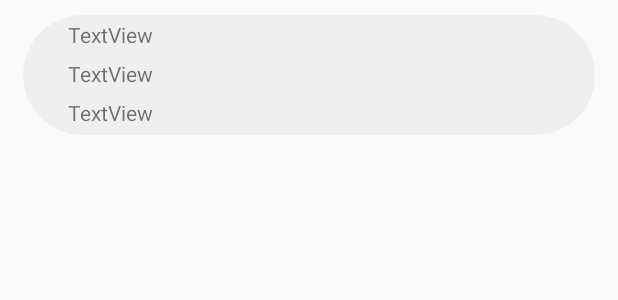
After one commit to gitMaverick16/proyectofinalIDNP, an Android app: the layout item_historial.xml on its own in the app's theme, with its tools: preview values and no code run, on a phone screen of 412 x 824 dp. The commit adds this screen. Shown: the top 300 px of the screen. Run offline under Robolectric (Android 15) with nearby library versions, the phone set to English and light mode, and no system bars.

Commit message:
HistorialV1

```diff
--- a/app/src/main/java/com/example/proyectoidnp/model/historial/historial.java
+++ /dev/null
@@ -1,4 +0,0 @@
-package com.example.proyectoidnp.model.historial;
-
-public class historial {
-}
--- a/app/src/main/java/com/example/proyectoidnp/pojo/UbicacionPojo.java
+++ b/app/src/main/java/com/example/proyectoidnp/pojo/UbicacionPojo.java
@@ -48,4 +48,8 @@ public class UbicacionPojo {
     public void setLongitud(Double longitud) {
         this.longitud = longitud;
     }
+    public String toString(){
+        return "Ubicación:  "+getLatitud()+" / "+getLongitud()+"\nFecha:  "+getsFecha()
+                +"\nHora:  "+getsHora();
+    }
 }
--- /dev/null
+++ b/app/src/main/res/layout/item_historial.xml
@@ -0,0 +1,47 @@
+<?xml version="1.0" encoding="utf-8"?>
+<RelativeLayout xmlns:android="http://schemas.android.com/apk/res/android"
+    xmlns:app="http://schemas.android.com/apk/res-auto"
+    xmlns:tools="http://schemas.android.com/tools"
+    android:layout_width="match_parent"
+    android:layout_height="wrap_content">
+
+    <LinearLayout
+        android:layout_width="match_parent"
+        android:layout_height="80dp"
+        android:layout_marginHorizontal="15dp"
+        android:layout_marginVertical="10dp"
+        android:background="@drawable/fondo_cuadro"
+        android:orientation="horizontal">
+
+        <LinearLayout
+            android:layout_width="match_parent"
+            android:layout_height="match_parent"
+            android:orientation="vertical">
+
+            <TextView
+                android:id="@+id/textoUbicacion"
+                android:layout_width="300dp"
+                android:layout_height="wrap_content"
+                android:layout_marginVertical="3dp"
+                android:layout_marginHorizontal="30dp"
+                android:text="TextView" />
+
+            <TextView
+                android:id="@+id/textoFecha"
+                android:layout_width="match_parent"
+                android:layout_height="wrap_content"
+                android:layout_marginVertical="3dp"
+                android:layout_marginHorizontal="30dp"
+                android:text="TextView" />
+
+            <TextView
+                android:id="@+id/textoHora"
+                android:layout_width="match_parent"
+                android:layout_height="wrap_content"
+                android:layout_marginVertical="3dp"
+                android:layout_marginHorizontal="30dp"
+                android:text="TextView" />
+        </LinearLayout>
+    </LinearLayout>
+
+</RelativeLayout>
```
Also changed, not shown: app/src/main/java/com/example/proyectoidnp/model/historial/historialModelo.java (added, +31 -0 lines), app/src/main/java/com/example/proyectoidnp/view/historial/historial.java (+48 -2 lines), app/src/main/res/layout/activity_historial.xml (+37 -2 lines).
